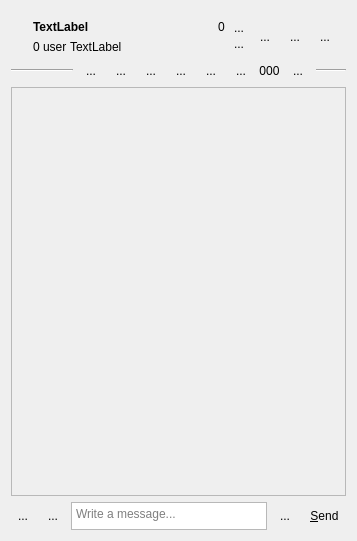
Old version of the form qofiaui/chatform.ui in the repository envsh/tox-homeserver.
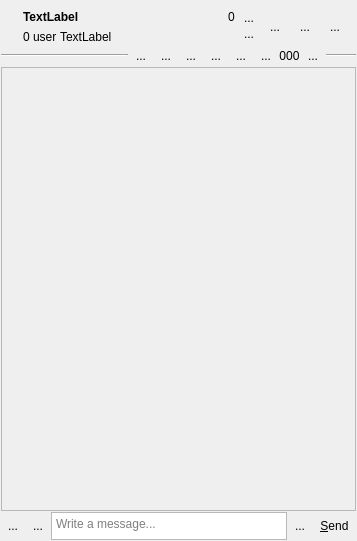
New version of the form. Icons and pictures are not drawn.

Commit message: fix left click. split qrc. malloc_trim

Patch:
```diff
--- a/qofiaui/chatform.ui
+++ b/qofiaui/chatform.ui
@@ -14,6 +14,21 @@
    <string>Form</string>
   </property>
   <layout class="QVBoxLayout" name="verticalLayout">
+   <property name="spacing">
+    <number>1</number>
+   </property>
+   <property name="leftMargin">
+    <number>1</number>
+   </property>
+   <property name="topMargin">
+    <number>1</number>
+   </property>
+   <property name="rightMargin">
+    <number>1</number>
+   </property>
+   <property name="bottomMargin">
+    <number>1</number>
+   </property>
    <item>
     <widget class="QWidget" name="widget_2" native="true">
      <layout class="QHBoxLayout" name="horizontalLayout_8">
```
Left out of the diff: 4 changed lines with no effect on the pictures. The commit also changes 17 other files.
